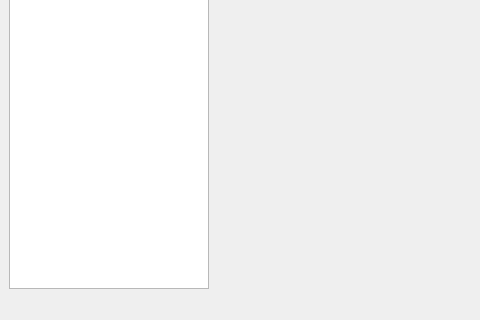
The window that modmanager/modmanager.ui (kaniol-lck/modmanager) describes before a commit, drawn with Qt 5; both pictures show x 0 to 480 and y 280 to 600 of the 800 by 600 pixel window.
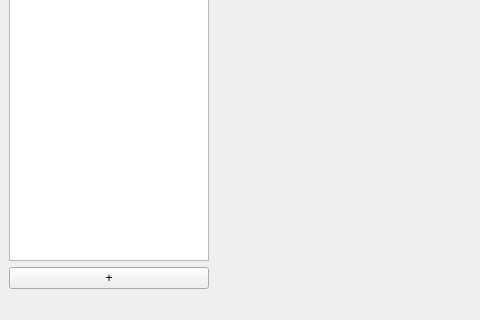
The same window after the commit.

Diff of the .ui file:
```diff
--- a/modmanager/modmanager.ui
+++ b/modmanager/modmanager.ui
@@ -25,7 +25,14 @@
       </property>
      </widget>
     </item>
-    <item row="0" column="1" rowspan="2">
+    <item row="2" column="0">
+     <widget class="QPushButton" name="newLocalBrowserButton">
+      <property name="text">
+       <string>+</string>
+      </property>
+     </widget>
+    </item>
+    <item row="0" column="1" rowspan="3">
      <widget class="QStackedWidget" name="stackedWidget">
       <property name="currentIndex">
        <number>0</number>
```
